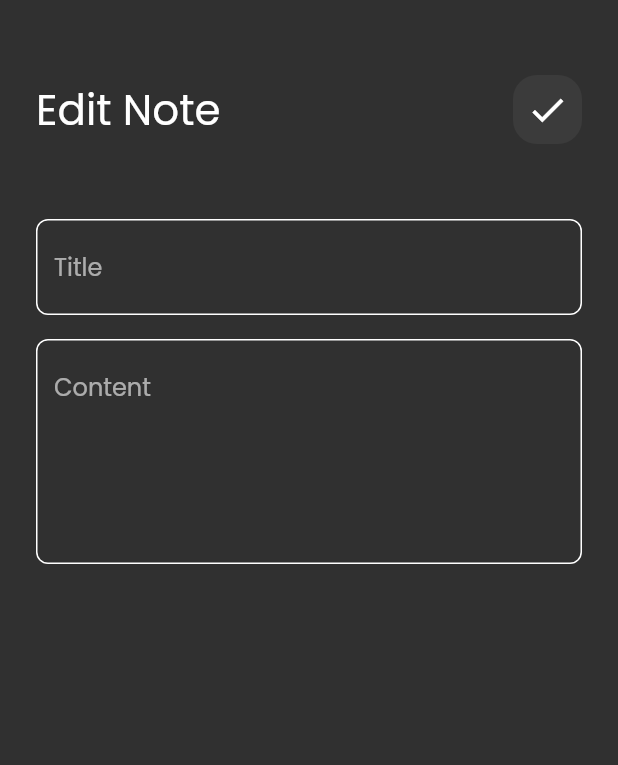
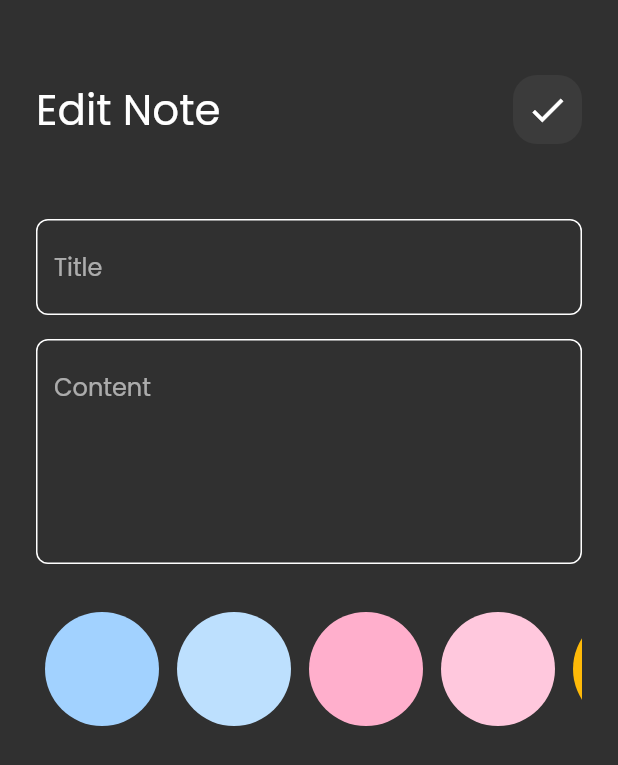
Before and after one commit to vintx64/Notes_App_Flutter, a Flutter app: the EditNoteView screen opened directly with empty values, on a phone screen of 412 x 824 dp. Shown: the top 765 px of the screen. Run offline on Flutter 3.47's test engine with Material 2 defaults, Android fonts, the phone set to English and light mode, and no system bars; our stand-ins replace bloc, flutter_bloc, font_awesome_flutter, hive, hive_flutter; accounts and stored records are empty.

Commit message:
finish project

```diff
--- a/lib/constants.dart
+++ b/lib/constants.dart
@@ -2,3 +2,15 @@
 
 const kPrimaryColor = Color(0xff62FCD7);
 const kNotesBox = 'notes_box';
+List<Color> kColors = const [
+  Color(0xffa2d2ff),
+  Color(0xffbde0fe),
+  Color(0xffffafcc),
+  Color(0xffffc8dd),
+  Color(0xffffba08),
+  Color(0xffe85d04),
+  Color(0xffdc2f02),
+  Color(0xff6a040f),
+  Color(0xff8d99ae),
+  Color(0xff006d77),
+];
--- a/lib/cubits/add_note_cubit/add_note_cubit.dart
+++ b/lib/cubits/add_note_cubit/add_note_cubit.dart
@@ -1,7 +1,6 @@
 import 'package:bloc/bloc.dart';
 import 'package:flutter/material.dart';
 import 'package:hive_flutter/adapters.dart';
-import 'package:meta/meta.dart';
 import 'package:notes_app_flutter/constants.dart';
 import 'package:notes_app_flutter/models/note_model.dart';
 
--- a/lib/main.dart
+++ b/lib/main.dart
@@ -2,7 +2,6 @@
 import 'package:flutter_bloc/flutter_bloc.dart';
 import 'package:hive_flutter/hive_flutter.dart';
 import 'package:notes_app_flutter/constants.dart';
-import 'package:notes_app_flutter/cubits/add_note_cubit/add_note_cubit.dart';
 import 'package:notes_app_flutter/models/note_model.dart';
 import 'package:notes_app_flutter/simple_bloc_observer.dart';
 import 'package:notes_app_flutter/views/notes_view.dart';
--- a/lib/views/edit_note_view.dart
+++ b/lib/views/edit_note_view.dart
@@ -1,6 +1,4 @@
 import 'package:flutter/material.dart';
-import 'package:flutter/src/widgets/framework.dart';
-import 'package:flutter/src/widgets/placeholder.dart';
 import 'package:notes_app_flutter/models/note_model.dart';
 import 'package:notes_app_flutter/views/widgets/edit_note_view_body.dart';
 
--- a/lib/views/notes_view.dart
+++ b/lib/views/notes_view.dart
@@ -1,6 +1,4 @@
 import 'package:flutter/material.dart';
-import 'package:flutter_bloc/flutter_bloc.dart';
-import 'package:notes_app_flutter/cubits/notes_cubit/notes_cubit.dart';
 import 'package:notes_app_flutter/views/widgets/add_note_bottom_sheet.dart';
 import 'package:notes_app_flutter/views/widgets/notes_view_body.dart';
 
--- a/lib/views/widgets/add_note_bottom_sheet.dart
+++ b/lib/views/widgets/add_note_bottom_sheet.dart
@@ -1,13 +1,9 @@
 import 'package:flutter/material.dart';
 import 'package:flutter_bloc/flutter_bloc.dart';
-import 'package:modal_progress_hud_nsn/modal_progress_hud_nsn.dart';
-import 'package:notes_app_flutter/constants.dart';
 import 'package:notes_app_flutter/cubits/add_note_cubit/add_note_cubit.dart';
 import 'package:notes_app_flutter/cubits/notes_cubit/notes_cubit.dart';
-import 'package:notes_app_flutter/views/widgets/custom_text_field.dart';
 
 import 'add_note_form.dart';
-import 'custom_button.dart';
 
 class AddNoteBottmSheet extends StatelessWidget {
   const AddNoteBottmSheet({super.key});
@@ -19,7 +15,7 @@
       child: BlocConsumer<AddNoteCubit, AddNoteState>(
         listener: (context, state) {
           if (state is AddNoteFailure) {
-            print('failed ${state.errMessage}');
+            debugPrint('failed ${state.errMessage}');
           }
 
           if (state is AddNoteSucess) {
--- a/lib/views/widgets/custom_text_field.dart
+++ b/lib/views/widgets/custom_text_field.dart
@@ -1,6 +1,4 @@
 import 'package:flutter/material.dart';
-import 'package:flutter/src/widgets/framework.dart';
-import 'package:flutter/src/widgets/placeholder.dart';
 import 'package:notes_app_flutter/constants.dart';
 
 class CustomTextField extends StatelessWidget {
--- a/lib/views/widgets/edit_note_view_body.dart
+++ b/lib/views/widgets/edit_note_view_body.dart
@@ -1,12 +1,11 @@
 import 'package:flutter/material.dart';
-import 'package:flutter/src/widgets/framework.dart';
-import 'package:flutter/src/widgets/placeholder.dart';
 import 'package:flutter_bloc/flutter_bloc.dart';
 import 'package:notes_app_flutter/cubits/notes_cubit/notes_cubit.dart';
 import 'package:notes_app_flutter/views/widgets/custom_app_bar.dart';
 import 'package:notes_app_flutter/views/widgets/custom_text_field.dart';
 
 import '../../models/note_model.dart';
+import 'edit_notes_colors_list.dart';
 
 class EditNoteViewBody extends StatefulWidget {
   const EditNoteViewBody({super.key, required this.note});
@@ -59,6 +58,12 @@
             maxLines: 5,
             initialValue: widget.note.subTitle,
           ),
+          const SizedBox(
+            height: 32,
+          ),
+          EditNoteColorsList(
+            note: widget.note,
+          ),
         ],
       ),
     );
--- /dev/null
+++ b/lib/views/widgets/edit_notes_colors_list.dart
@@ -0,0 +1,47 @@
+import 'package:flutter/material.dart';
+
+import '../../constants.dart';
+import '../../models/note_model.dart';
+import 'colors_list_view.dart';
+
+class EditNoteColorsList extends StatefulWidget {
+  const EditNoteColorsList({super.key, required this.note});
+  final NoteModel note;
+  @override
+  State<EditNoteColorsList> createState() => _EditNoteColorsListState();
+}
+
+class _EditNoteColorsListState extends State<EditNoteColorsList> {
+  late int currentIndex;
+  @override
+  void initState() {
+    currentIndex = kColors.indexOf(Color(widget.note.color));
+    super.initState();
+  }
+
+  @override
+  Widget build(BuildContext context) {
+    return SizedBox(
+      height: 38 * 2,
+      child: ListView.builder(
+          itemCount: 10,
+          scrollDirection: Axis.horizontal,
+          itemBuilder: (context, index) {
+            return GestureDetector(
+              onTap: () {
+                currentIndex = index;
+                widget.note.color = kColors[index].value;
+                setState(() {});
+              },
+              child: Padding(
+                padding: const EdgeInsets.symmetric(horizontal: 6),
+                child: ColorItem(
+                  color: kColors[index],
+                  isActive: currentIndex == index,
+                ),
+              ),
+            );
+          }),
+    );
+  }
+}
--- a/lib/views/widgets/notes_view_body.dart
+++ b/lib/views/widgets/notes_view_body.dart
@@ -1,8 +1,6 @@
 import 'package:flutter/material.dart';
 import 'package:flutter_bloc/flutter_bloc.dart';
-import 'package:font_awesome_flutter/font_awesome_flutter.dart';
 import 'package:notes_app_flutter/cubits/notes_cubit/notes_cubit.dart';
-import 'package:notes_app_flutter/views/widgets/custom_note_item.dart';
 
 import 'custom_app_bar.dart';
 import 'notes_list_view.dart';
```
Also changed, not shown: lib/simple_bloc_observer.dart (+3 -9 lines), lib/views/widgets/colors_list_view.dart (+5 -14 lines).
